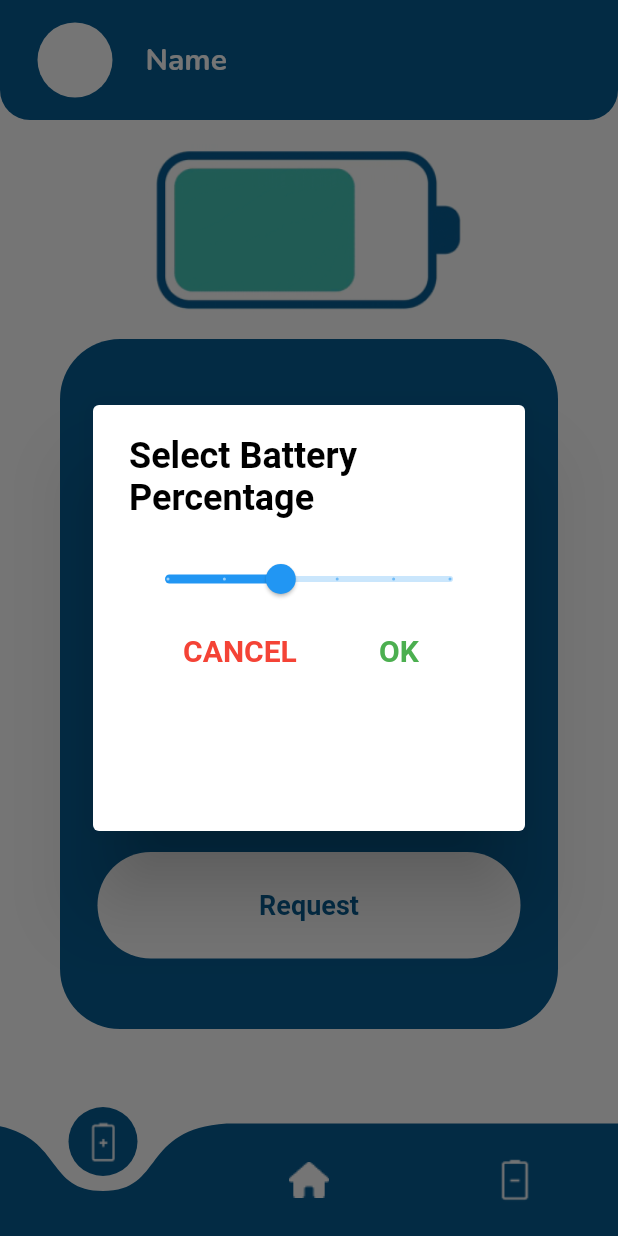
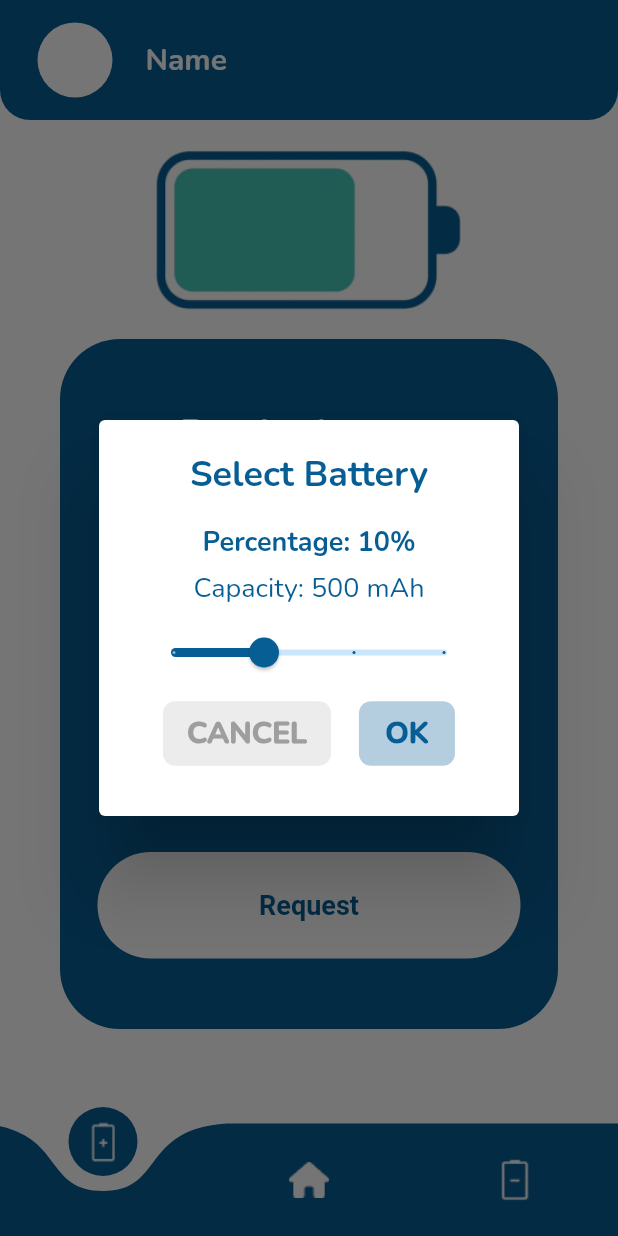
Before and after one commit to Abel-HL/IPO, a Flutter app: the SendBatteryPage screen opened directly, after a tap on "Change %", on a phone screen of 412 x 824 dp. Run offline on Flutter 3.47's test engine with Material 2 defaults, Android fonts, the phone set to English and light mode, and no system bars; drawn by our look-alikes of curved_navigation_bar.

Commit message:
PopUp Change_percentage DONE

```diff
--- a/lib/operations/battery_field.dart
+++ b/lib/operations/battery_field.dart
@@ -65,31 +65,54 @@ class BatteryPopupState extends State<BatteryPopup> {
   Widget build(BuildContext context) {
     return AlertDialog(
       content: SizedBox(
-        height: 240,
-        width: 240,
+        height: 220,
+        width: 220,
         child: Column(
           mainAxisSize: MainAxisSize.min,
           children: [
             const Text(
-              'Select Battery Percentage',
+              'Select Battery',
               style: TextStyle(
-                color: Colors.black,
+                color: Color(0xFF075E95),
                 fontSize: 24,
-                fontWeight: FontWeight.bold,
+                fontFamily: 'Nunito',
+                fontWeight: FontWeight.w700,
               ),
             ),
             const SizedBox(height: 16),
+            Text(
+              'Percentage: $_batteryPercentage%',
+              style: const TextStyle(
+                color: Color(0xFF075E95),
+                fontFamily: 'Nunito',
+                fontSize: 18,
+                fontWeight: FontWeight.w600,
+              ),
+            ),
+            const SizedBox(height: 6),
+            Text(
+              'Capacity: ${(5000 * _batteryPercentage / 100).toStringAsFixed(0)} mAh',
+              style: const TextStyle(
+                color: Color(0xFF075E95),
+                fontFamily: 'Nunito',
+                fontSize: 18,
+                fontWeight: FontWeight.w500,
+              ),
+            ),
+            const SizedBox(height: 6),
             Slider(
               value: _batteryPercentage.toDouble(),
               min: 5,
               max: 20,
-              divisions: 5,
+              divisions: 3,
+              activeColor: const Color(0xFF075E95),
               onChanged: (double value) {
                 setState(() {
                   _batteryPercentage = value.toInt();
                 });
               },
             ),
+            const SizedBox(height: 6),
             Row(
               mainAxisAlignment: MainAxisAlignment.spaceEvenly,
               children: [
@@ -97,12 +120,20 @@ class BatteryPopupState extends State<BatteryPopup> {
                   onPressed: () {
                     Navigator.of(context).pop();
                   },
+                  style: TextButton.styleFrom(
+                    backgroundColor: Colors.grey.withOpacity(0.2), // Color de fondo del botón
+                    padding: const EdgeInsets.symmetric(vertical: 8, horizontal: 16), // Espaciado interno del botón
+                    shape: RoundedRectangleBorder(
+                      borderRadius: BorderRadius.circular(8), // Bordes redondeados del botón
+                    ),
+                  ),
                   child: const Text(
                     'CANCEL',
                     style: TextStyle(
-                      color: Colors.red,
+                      color: Colors.grey,
                       fontSize: 20,
-                      fontWeight: FontWeight.bold,
+                      fontFamily: 'Nunito',
+                      fontWeight: FontWeight.w900,
                     ),
                   ),
                 ),
@@ -111,12 +142,20 @@ class BatteryPopupState extends State<BatteryPopup> {
                     widget.onChanged(_batteryPercentage);
                     Navigator.of(context).pop();
                   },
+                  style: TextButton.styleFrom(
+                    backgroundColor:const Color(0xFF075E95).withOpacity(0.3), // Color de fondo con opacidad reducida
+                    padding: const EdgeInsets.symmetric(vertical: 8, horizontal: 16),
+                    shape: RoundedRectangleBorder(
+                      borderRadius: BorderRadius.circular(8),
+                    ),
+                  ),
                   child: const Text(
                     'OK',
                     style: TextStyle(
-                      color: Colors.green,
+                      color: Color(0xFF075E95),
                       fontSize: 20,
-                      fontWeight: FontWeight.bold,
+                      fontFamily: 'Nunito',
+                      fontWeight: FontWeight.w900,
                     ),
                   ),
                 ),
@@ -126,5 +165,7 @@ class BatteryPopupState extends State<BatteryPopup> {
         ),
       ),
     );
+
+
   }
 }
--- a/lib/pages/send_battery_page.dart
+++ b/lib/pages/send_battery_page.dart
@@ -18,6 +18,7 @@ class SendBatteryPage extends StatefulWidget{
 }
 
 class BatteryScreenState extends State<SendBatteryPage> {
+  bool showPopup = false;
   int _batteryPercentage = 10; // Valor inicial del porcentaje de batería
   final int _maxmAh = 5000;
 
@@ -195,29 +196,6 @@ class BatteryScreenState extends State<SendBatteryPage> {
 
                   const SizedBox(height: 20),
 
-  /*
-                  Column(
-                    mainAxisAlignment: MainAxisAlignment.center,
-                    children: [
-                      InkWell(
-                        onTap: () {
-                          _showBatteryPopup(context);
-                        },
-                        child: Column(
-                          children: [
-                            BatteryField(
-                              percentage: _batteryPercentage,
-                              showPercentageLabel: true,
-                            ),
-                          ],
-                        ),
-                      ),
-                    ],
-                  ),
-
-  */
-
-
                   Row(
                     mainAxisAlignment: MainAxisAlignment.center,
                     children: [
@@ -234,10 +212,8 @@ class BatteryScreenState extends State<SendBatteryPage> {
                   ),
 
 
-
                   //forgot password??
                   const SizedBox(height: 20),
-
                   Row(
                     mainAxisAlignment: MainAxisAlignment.center,
                     children: [
```
